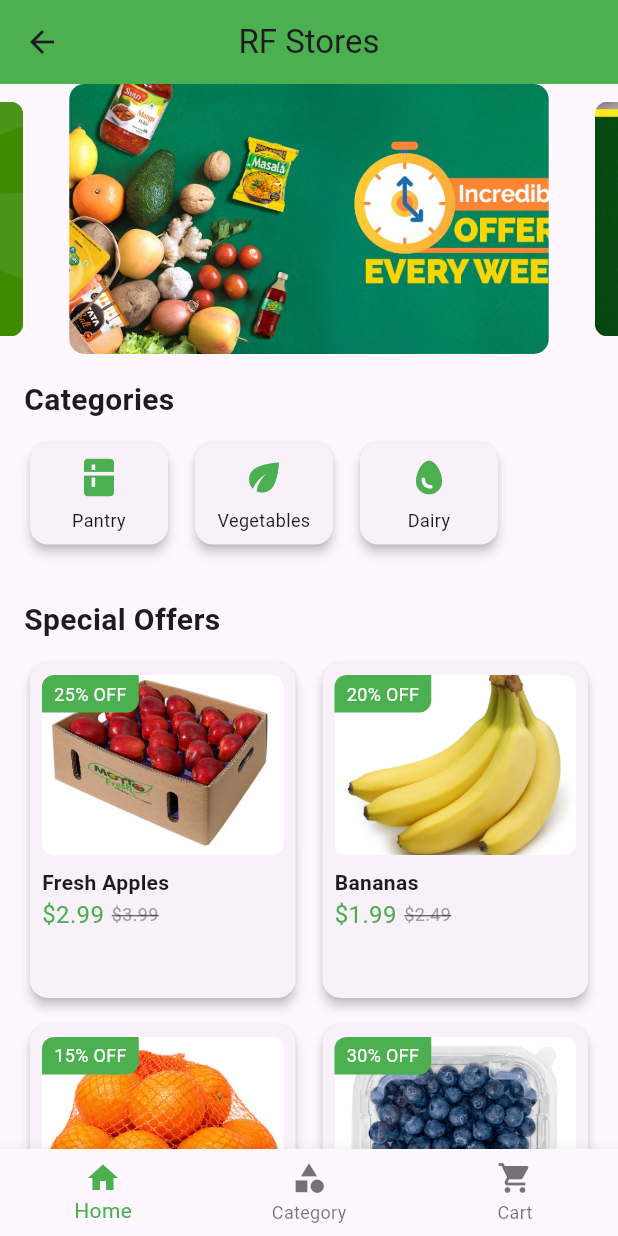
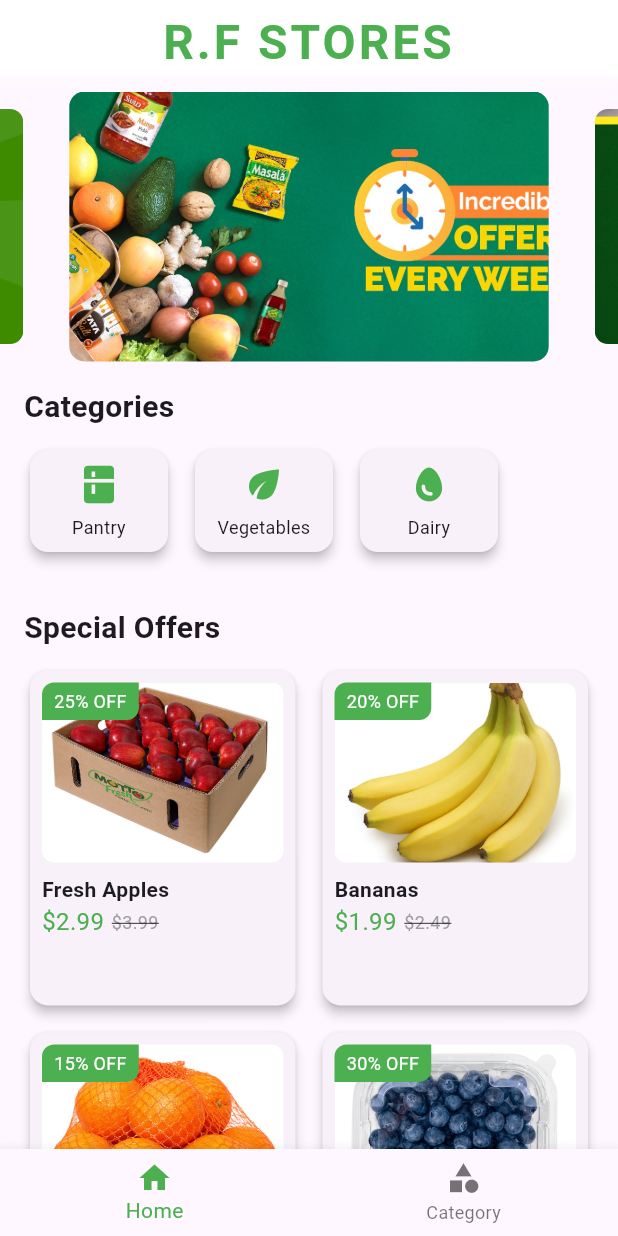
Before and after one commit to Fathir2001/RF-Stores, a Flutter app: the MainHomePage screen opened directly, on a phone screen of 412 x 824 dp. Run offline on Flutter 3.47's test engine with Material 3 defaults, Android fonts, the phone set to English and light mode, and no system bars; drawn by our look-alikes of carousel_slider; our stand-ins replace google_fonts.

Commit message:
Add animated text and animation dependencies; enhance UI with back buttons and improved layout for Pantry, Vegetables, and Dairy pages

```diff
--- a/Front - End/lib/Pages/HomePage/MainHomepage.dart
+++ b/Front - End/lib/Pages/HomePage/MainHomepage.dart
@@ -1,7 +1,10 @@
 import 'package:flutter/material.dart';
 import './Category/Category.dart';
-import './AddToCart/cart.dart';
+// import './AddToCart/cart.dart';
 import 'package:carousel_slider/carousel_slider.dart';
+import './Products/dairy.dart';
+import './Products/pantry.dart';
+import './Products/vegetables.dart';
 
 class MainHomePage extends StatefulWidget {
   @override
@@ -15,14 +18,9 @@ class _MainHomePageState extends State<MainHomePage> {
   static final List<Widget> _widgetOptions = <Widget>[
     HomeContent(),
     CategoryPage(),
-    CartPage(),
+    // CartPage(),
   ];
 
-  static final List<String> _titles = <String>[
-    'RF Stores',
-    'Categories',
-    'Cart',
-  ];
 
   void _onItemTapped(int index) {
     setState(() {
@@ -34,18 +32,39 @@ class _MainHomePageState extends State<MainHomePage> {
   Widget build(BuildContext context) {
     return Scaffold(
       key: _scaffoldKey,
-      appBar: AppBar(
-        backgroundColor: Colors.green,
-        title: Text(_titles[_selectedIndex]),
-        centerTitle: true,
-        // actions: [
-        //   IconButton(
-        //     icon: Icon(Icons.notifications),
-        //     onPressed: () {},
-        //   ),
-        // ],
+      body: Column(
+        children: [
+          Container(
+            width: double.infinity,
+            padding: EdgeInsets.only(top: 5, bottom: 0),
+            decoration: BoxDecoration(
+              color: Colors.white,
+              boxShadow: [
+                BoxShadow(
+                  color: Colors.white.withOpacity(0.3),
+                  spreadRadius: 1,
+                  blurRadius: 5,
+                  offset: Offset(0, 3),
+                ),
+              ],
+            ),
+            child: Text(
+              'R.F STORES',
+              textAlign: TextAlign.center,
+              style: TextStyle(
+                fontSize: 32,
+                fontWeight: FontWeight.bold,
+                color: Colors.green,
+                letterSpacing: 2,
+              ),
+            ),
+          ),
+          SizedBox(height: 10),
+          Expanded(
+            child: _widgetOptions.elementAt(_selectedIndex),
+          ),
+        ],
       ),
-      body: _widgetOptions.elementAt(_selectedIndex),
       bottomNavigationBar: BottomNavigationBar(
         items: const <BottomNavigationBarItem>[
           BottomNavigationBarItem(
@@ -56,10 +75,10 @@ class _MainHomePageState extends State<MainHomePage> {
             icon: Icon(Icons.category),
             label: 'Category',
           ),
-          BottomNavigationBarItem(
-            icon: Icon(Icons.shopping_cart),
-            label: 'Cart',
-          ),
+          // BottomNavigationBarItem(
+          //   icon: Icon(Icons.shopping_cart),
+          //   label: 'Cart',
+          // ),
         ],
         currentIndex: _selectedIndex,
         selectedItemColor: Colors.green,
@@ -150,9 +169,33 @@ class HomeContent extends StatelessWidget {
                     child: Row(
                     mainAxisAlignment: MainAxisAlignment.center,
                     children: [
-                      _buildCategoryCard('Pantry', Icons.kitchen),
-                      _buildCategoryCard('Vegetables', Icons.eco),
-                      _buildCategoryCard('Dairy', Icons.egg),
+                      GestureDetector(
+                      onTap: () {
+                        Navigator.push(
+                        context,
+                        MaterialPageRoute(builder: (context) => PantryPage()),
+                        );
+                      },
+                      child: _buildCategoryCard('Pantry', Icons.kitchen),
+                      ),
+                      GestureDetector(
+                      onTap: () {
+                        Navigator.push(
+                        context,
+                        MaterialPageRoute(builder: (context) => VegetablesPage()),
+                        );
+                      },
+                      child: _buildCategoryCard('Vegetables', Icons.eco),
+                      ),
+                      GestureDetector(
+                      onTap: () {
+                        Navigator.push(
+                        context,
+                        MaterialPageRoute(builder: (context) => DairyPage()),
+                        );
+                      },
+                      child: _buildCategoryCard('Dairy', Icons.egg),
+                      ),
                     ],
                     ),
                 ),
--- a/Front - End/pubspec.yaml
+++ b/Front - End/pubspec.yaml
@@ -37,6 +37,8 @@ dependencies:
   google_fonts: ^6.2.1
   provider: ^6.1.2
   carousel_slider: ^5.0.0
+  animated_text_kit: ^4.2.2
+  flutter_animate: ^4.5.2
 
 dev_dependencies:
   flutter_test:
```
Also changed, not shown: Front - End/lib/Pages/HomePage/AddToCart/cart.dart (+14 -3 lines), Front - End/lib/Pages/HomePage/AddToCart/checkoutpage.dart (added, +138 -0 lines), Front - End/lib/Pages/HomePage/Products/dairy.dart (+7 -0 lines), Front - End/lib/Pages/HomePage/Products/pantry.dart (+8 -0 lines), Front - End/lib/Pages/HomePage/Products/vegetables.dart (+7 -0 lines), Front - End/pubspec.lock.
